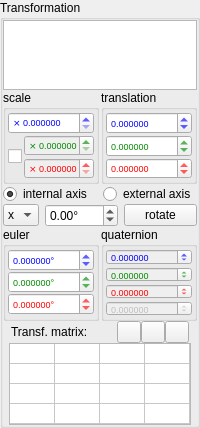
Before: the Qt Designer form dpVision/ui/UiPropTransform.ui in pojdulos/pyDpVision, drawn with Qt 5.
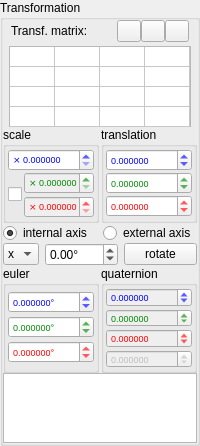
After: the same form once the commit is applied. Icons and pictures are not drawn.

```diff
--- a/dpVision/ui/UiPropTransform.ui
+++ b/dpVision/ui/UiPropTransform.ui
@@ -7,7 +7,7 @@
     <x>0</x>
     <y>0</y>
     <width>200</width>
-    <height>428</height>
+    <height>446</height>
    </rect>
   </property>
   <property name="sizePolicy">
@@ -81,33 +81,264 @@
        <number>0</number>
       </property>
       <item>
-       <widget class="QTreeView" name="treeView">
-        <property name="enabled">
-         <bool>true</bool>
-        </property>
-        <property name="sizePolicy">
-         <sizepolicy hsizetype="Preferred" vsizetype="Preferred">
-          <horstretch>0</horstretch>
-          <verstretch>0</verstretch>
-         </sizepolicy>
-        </property>
-        <property name="maximumSize">
-         <size>
-          <width>16777215</width>
-          <height>16777215</height>
-         </size>
-        </property>
-        <property name="font">
-         <font>
-          <pointsize>7</pointsize>
-         </font>
-        </property>
-        <property name="frameShape">
-         <enum>QFrame::StyledPanel</enum>
-        </property>
-        <property name="sizeAdjustPolicy">
-         <enum>QAbstractScrollArea::AdjustToContents</enum>
-        </property>
+       <widget class="QWidget" name="widget_11" native="true">
+        <layout class="QVBoxLayout" name="verticalLayout_10">
+         <property name="spacing">
+          <number>0</number>
+         </property>
+         <property name="leftMargin">
+          <number>0</number>
+         </property>
+         <property name="topMargin">
+          <number>0</number>
+         </property>
+         <property name="rightMargin">
+          <number>0</number>
+         </property>
+         <property name="bottomMargin">
+          <number>0</number>
+         </property>
+         <item>
+          <widget class="QWidget" name="widget_4" native="true">
+           <property name="sizePolicy">
+            <sizepolicy hsizetype="Preferred" vsizetype="Preferred">
+             <horstretch>0</horstretch>
+             <verstretch>0</verstretch>
+            </sizepolicy>
+           </property>
+           <property name="maximumSize">
+            <size>
+             <width>16777215</width>
+             <height>48</height>
+            </size>
+           </property>
+           <layout class="QHBoxLayout" name="horizontalLayout_3">
+            <property name="spacing">
+             <number>0</number>
+            </property>
+            <property name="leftMargin">
+             <number>8</number>
+            </property>
+            <property name="topMargin">
+             <number>0</number>
+            </property>
+            <property name="rightMargin">
+             <number>8</number>
+            </property>
+            <property name="bottomMargin">
+             <number>0</number>
+            </property>
+            <item>
+             <widget class="QLabel" name="matrixLabel">
+              <property name="text">
+               <string>Transf. matrix:</string>
+              </property>
+              <property name="alignment">
+               <set>Qt::AlignLeading|Qt::AlignLeft|Qt::AlignVCenter</set>
+              </property>
+             </widget>
+            </item>
+            <item>
+             <widget class="QWidget" name="widget_10" native="true">
+              <layout class="QHBoxLayout" name="horizontalLayout_9">
+               <property name="leftMargin">
+                <number>0</number>
+               </property>
+               <property name="topMargin">
+                <number>0</number>
+               </property>
+               <property name="rightMargin">
+                <number>0</number>
+               </property>
+               <property name="bottomMargin">
+                <number>0</number>
+               </property>
+              </layout>
+             </widget>
+            </item>
+            <item>
+             <widget class="QPushButton" name="clearButton">
+              <property name="maximumSize">
+               <size>
+                <width>24</width>
+                <height>16777215</height>
+               </size>
+              </property>
+              <property name="toolTip">
+               <string>clear transformation</string>
+              </property>
+              <property name="text">
+               <string/>
+              </property>
+              <property name="icon">
+               <iconset resource="dpVision.qrc">
+                <normaloff>:/icons/Erase.ico</normaloff>:/icons/Erase.ico</iconset>
+              </property>
+             </widget>
+            </item>
+            <item>
+             <widget class="QPushButton" name="copyButton">
+              <property name="maximumSize">
+               <size>
+                <width>24</width>
+                <height>16777215</height>
+               </size>
+              </property>
+              <property name="toolTip">
+               <string>copy matrix to clipboard</string>
+              </property>
+              <property name="text">
+               <string/>
+              </property>
+              <property name="icon">
+               <iconset resource="dpVision.qrc">
+                <normaloff>:/icons/Copy.ico</normaloff>:/icons/Copy.ico</iconset>
+              </property>
+              <property name="iconSize">
+               <size>
+                <width>16</width>
+                <height>16</height>
+               </size>
+              </property>
+             </widget>
+            </item>
+            <item>
+             <widget class="QPushButton" name="pasteButton">
+              <property name="maximumSize">
+               <size>
+                <width>24</width>
+                <height>16777215</height>
+               </size>
+              </property>
+              <property name="toolTip">
+               <string>paste matrix from clipboard</string>
+              </property>
+              <property name="text">
+               <string/>
+              </property>
+              <property name="icon">
+               <iconset resource="dpVision.qrc">
+                <normaloff>:/icons/Paste.ico</normaloff>:/icons/Paste.ico</iconset>
+              </property>
+             </widget>
+            </item>
+           </layout>
+          </widget>
+         </item>
+         <item>
+          <widget class="QWidget" name="widget_12" native="true">
+           <layout class="QHBoxLayout" name="horizontalLayout_7">
+            <property name="leftMargin">
+             <number>4</number>
+            </property>
+            <property name="topMargin">
+             <number>4</number>
+            </property>
+            <property name="rightMargin">
+             <number>4</number>
+            </property>
+            <property name="bottomMargin">
+             <number>4</number>
+            </property>
+            <item>
+             <widget class="QTableWidget" name="matrixTable">
+              <property name="sizePolicy">
+               <sizepolicy hsizetype="Preferred" vsizetype="Fixed">
+                <horstretch>0</horstretch>
+                <verstretch>0</verstretch>
+               </sizepolicy>
+              </property>
+              <property name="minimumSize">
+               <size>
+                <width>182</width>
+                <height>82</height>
+               </size>
+              </property>
+              <property name="maximumSize">
+               <size>
+                <width>182</width>
+                <height>82</height>
+               </size>
+              </property>
+              <property name="font">
+               <font>
+                <pointsize>7</pointsize>
+               </font>
+              </property>
+              <property name="frameShape">
+               <enum>QFrame::StyledPanel</enum>
+              </property>
+              <property name="frameShadow">
+               <enum>QFrame::Sunken</enum>
+              </property>
+              <property name="verticalScrollBarPolicy">
+               <enum>Qt::ScrollBarAlwaysOff</enum>
+              </property>
+              <property name="horizontalScrollBarPolicy">
+               <enum>Qt::ScrollBarAlwaysOff</enum>
+              </property>
+              <property name="autoScroll">
+               <bool>false</bool>
+              </property>
+              <property name="dragDropOverwriteMode">
+               <bool>false</bool>
+              </property>
+              <property name="textElideMode">
+               <enum>Qt::ElideNone</enum>
+              </property>
+              <property name="gridStyle">
+               <enum>Qt::SolidLine</enum>
+              </property>
+              <property name="wordWrap">
+               <bool>false</bool>
+              </property>
+              <property name="cornerButtonEnabled">
+               <bool>false</bool>
+              </property>
+              <property name="rowCount">
+               <number>4</number>
+              </property>
+              <property name="columnCount">
+               <number>4</number>
+              </property>
+              <attribute name="horizontalHeaderVisible">
+               <bool>false</bool>
+              </attribute>
+              <attribute name="horizontalHeaderMinimumSectionSize">
+               <number>45</number>
+              </attribute>
+              <attribute name="horizontalHeaderDefaultSectionSize">
+               <number>45</number>
+              </attribute>
+              <attribute name="horizontalHeaderHighlightSections">
+               <bool>false</bool>
+              </attribute>
+              <attribute name="verticalHeaderVisible">
+               <bool>false</bool>
+              </attribute>
+              <attribute name="verticalHeaderMinimumSectionSize">
+               <number>20</number>
+              </attribute>
+              <attribute name="verticalHeaderDefaultSectionSize">
+               <number>20</number>
+              </attribute>
+              <attribute name="verticalHeaderHighlightSections">
+               <bool>false</bool>
+              </attribute>
+              <row/>
+              <row/>
+              <row/>
+              <row/>
+              <column/>
+              <column/>
+              <column/>
+              <column/>
+             </widget>
+            </item>
+           </layout>
+          </widget>
+         </item>
+        </layout>
        </widget>
       </item>
       <item>
@@ -912,7 +1143,10 @@
        </widget>
       </item>
       <item>
-       <widget class="QWidget" name="widget" native="true">
+       <widget class="QTreeView" name="treeView">
+        <property name="enabled">
+         <bool>true</bool>
+        </property>
         <property name="sizePolicy">
          <sizepolicy hsizetype="Preferred" vsizetype="Preferred">
           <horstretch>0</horstretch>
@@ -931,245 +1165,17 @@
           <height>16777215</height>
          </size>
         </property>
-        <layout class="QVBoxLayout" name="verticalLayout_3">
-         <property name="spacing">
-          <number>0</number>
-         </property>
-         <property name="leftMargin">
-          <number>0</number>
-         </property>
-         <property name="topMargin">
-          <number>0</number>
-         </property>
-         <property name="rightMargin">
-          <number>0</number>
-         </property>
-         <property name="bottomMargin">
-          <number>0</number>
-         </property>
-         <item>
-          <widget class="QWidget" name="widget_4" native="true">
-           <property name="sizePolicy">
-            <sizepolicy hsizetype="Preferred" vsizetype="Preferred">
-             <horstretch>0</horstretch>
-             <verstretch>0</verstretch>
-            </sizepolicy>
-           </property>
-           <property name="maximumSize">
-            <size>
-             <width>16777215</width>
-             <height>48</height>
-            </size>
-           </property>
-           <layout class="QHBoxLayout" name="horizontalLayout_3">
-            <property name="spacing">
-             <number>0</number>
-            </property>
-            <property name="leftMargin">
-             <number>8</number>
-            </property>
-            <property name="topMargin">
-             <number>0</number>
-            </property>
-            <property name="rightMargin">
-             <number>8</number>
-            </property>
-            <property name="bottomMargin">
-             <number>0</number>
-            </property>
-            <item>
-             <widget class="QLabel" name="matrixLabel">
-              <property name="text">
-               <string>Transf. matrix:</string>
-              </property>
-              <property name="alignment">
-               <set>Qt::AlignLeading|Qt::AlignLeft|Qt::AlignVCenter</set>
-              </property>
-             </widget>
-            </item>
-            <item>
-             <widget class="QPushButton" name="clearButton">
-              <property name="maximumSize">
-               <size>
-                <width>24</width>
-                <height>16777215</height>
-               </size>
-              </property>
-              <property name="toolTip">
-               <string>clear transformation</string>
-              </property>
-              <property name="text">
-               <string/>
-              </property>
-              <property name="icon">
-               <iconset resource="dpVision.qrc">
-                <normaloff>:/icons/Erase.ico</normaloff>:/icons/Erase.ico</iconset>
-              </property>
-             </widget>
-            </item>
-            <item>
-             <widget class="QPushButton" name="copyButton">
-              <property name="maximumSize">
-               <size>
-                <width>24</width>
-                <height>16777215</height>
-               </size>
-              </property>
-              <property name="toolTip">
-               <string>copy matrix to clipboard</string>
-              </property>
-              <property name="text">
-               <string/>
-              </property>
-              <property name="icon">
-               <iconset resource="dpVision.qrc">
-                <normaloff>:/icons/Copy.ico</normaloff>:/icons/Copy.ico</iconset>
-              </property>
-              <property name="iconSize">
-               <size>
-                <width>16</width>
-                <height>16</height>
-               </size>
-              </property>
-             </widget>
-            </item>
-            <item>
-             <widget class="QPushButton" name="pasteButton">
-              <property name="maximumSize">
-               <size>
-                <width>24</width>
-                <height>16777215</height>
-               </size>
-              </property>
-              <property name="toolTip">
-               <string>paste matrix from clipboard</string>
-              </property>
-              <property name="text">
-               <string/>
-              </property>
-              <property name="icon">
-               <iconset resource="dpVision.qrc">
-                <normaloff>:/icons/Paste.ico</normaloff>:/icons/Paste.ico</iconset>
-              </property>
-             </widget>
-            </item>
-           </layout>
-          </widget>
-         </item>
-        </layout>
-       </widget>
-      </item>
-      <item>
-       <widget class="QWidget" name="widget_10" native="true">
-        <layout class="QHBoxLayout" name="horizontalLayout_9">
-         <property name="leftMargin">
-          <number>0</number>
-         </property>
-         <property name="topMargin">
-          <number>0</number>
-         </property>
-         <property name="rightMargin">
-          <number>0</number>
-         </property>
-         <property name="bottomMargin">
-          <number>0</number>
-         </property>
-         <item>
-          <widget class="QTableWidget" name="matrixTable">
-           <property name="sizePolicy">
-            <sizepolicy hsizetype="Preferred" vsizetype="Fixed">
-             <horstretch>0</horstretch>
-             <verstretch>0</verstretch>
-            </sizepolicy>
-           </property>
-           <property name="minimumSize">
-            <size>
-             <width>182</width>
-             <height>82</height>
-            </size>
-           </property>
-           <property name="maximumSize">
-            <size>
-             <width>182</width>
-             <height>82</height>
-            </size>
-           </property>
-           <property name="font">
-            <font>
-             <pointsize>7</pointsize>
-            </font>
-           </property>
-           <property name="frameShape">
-            <enum>QFrame::StyledPanel</enum>
-           </property>
-           <property name="frameShadow">
-            <enum>QFrame::Sunken</enum>
-           </property>
-           <property name="verticalScrollBarPolicy">
-            <enum>Qt::ScrollBarAlwaysOff</enum>
-           </property>
-           <property name="horizontalScrollBarPolicy">
-            <enum>Qt::ScrollBarAlwaysOff</enum>
-           </property>
-           <property name="autoScroll">
-            <bool>false</bool>
-           </property>
-           <property name="dragDropOverwriteMode">
-            <bool>false</bool>
-           </property>
-           <property name="textElideMode">
-            <enum>Qt::ElideNone</enum>
-           </property>
-           <property name="gridStyle">
-            <enum>Qt::SolidLine</enum>
-           </property>
-           <property name="wordWrap">
-            <bool>false</bool>
-           </property>
-           <property name="cornerButtonEnabled">
-            <bool>false</bool>
-           </property>
-           <property name="rowCount">
-            <number>4</number>
-           </property>
-           <property name="columnCount">
-            <number>4</number>
-           </property>
-           <attribute name="horizontalHeaderVisible">
-            <bool>false</bool>
-           </attribute>
-           <attribute name="horizontalHeaderMinimumSectionSize">
-            <number>45</number>
-           </attribute>
-           <attribute name="horizontalHeaderDefaultSectionSize">
-            <number>45</number>
-           </attribute>
-           <attribute name="horizontalHeaderHighlightSections">
-            <bool>false</bool>
-           </attribute>
-           <attribute name="verticalHeaderVisible">
-            <bool>false</bool>
-           </attribute>
-           <attribute name="verticalHeaderMinimumSectionSize">
-            <number>20</number>
-           </attribute>
-           <attribute name="verticalHeaderDefaultSectionSize">
-            <number>20</number>
-           </attribute>
-           <attribute name="verticalHeaderHighlightSections">
-            <bool>false</bool>
-           </attribute>
-           <row/>
-           <row/>
-           <row/>
-           <row/>
-           <column/>
-           <column/>
-           <column/>
-           <column/>
-          </widget>
-         </item>
-        </layout>
+        <property name="font">
+         <font>
+          <pointsize>7</pointsize>
+         </font>
+        </property>
+        <property name="frameShape">
+         <enum>QFrame::StyledPanel</enum>
+        </property>
+        <property name="sizeAdjustPolicy">
+         <enum>QAbstractScrollArea::AdjustToContents</enum>
+        </property>
        </widget>
       </item>
      </layout>
```
Left out of the diff: 29 changed lines with no effect on the pictures.
